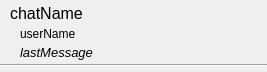
Old version of the form chatitem.ui in the repository andriilanin/inSide.
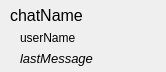
New version of the form.

Commit message: Added hover logic for chatItems, added some design for AddNewChatDialog

Patch:
```diff
--- a/chatitem.ui
+++ b/chatitem.ui
@@ -6,7 +6,7 @@
    <rect>
     <x>0</x>
     <y>0</y>
-    <width>267</width>
+    <width>166</width>
     <height>72</height>
    </rect>
   </property>
@@ -37,7 +37,10 @@
   <property name="autoFillBackground">
    <bool>false</bool>
   </property>
-  <layout class="QVBoxLayout" name="verticalLayout" stretch="0,0,0,0">
+  <property name="styleSheet">
+   <string notr="true"/>
+  </property>
+  <layout class="QVBoxLayout" name="verticalLayout" stretch="0">
    <property name="spacing">
     <number>0</number>
    </property>
@@ -57,6 +60,36 @@
     <number>0</number>
    </property>
    <item>
+    <widget class="QFrame" name="frame">
+     <property name="styleSheet">
+      <string notr="true"/>
+     </property>
+     <property name="frameShape">
+      <enum>QFrame::Shape::NoFrame</enum>
+     </property>
+     <property name="frameShadow">
+      <enum>QFrame::Shadow::Plain</enum>
+     </property>
+     <property name="lineWidth">
+      <number>0</number>
+     </property>
+     <layout class="QVBoxLayout" name="verticalLayout_2">
+      <property name="spacing">
+       <number>0</number>
+      </property>
+      <property name="leftMargin">
+       <number>0</number>
+      </property>
+      <property name="topMargin">
+       <number>0</number>
+      </property>
+      <property name="rightMargin">
+       <number>0</number>
+      </property>
+      <property name="bottomMargin">
+       <number>0</number>
+      </property>
+      <item>
     <widget class="QLabel" name="ChatNameLabel">
      <property name="sizePolicy">
       <sizepolicy hsizetype="Preferred" vsizetype="Fixed">
@@ -132,14 +165,7 @@
      </property>
     </widget>
    </item>
-   <item>
-    <widget class="Line" name="line">
-     <property name="lineWidth">
-      <number>1</number>
-     </property>
-     <property name="orientation">
-      <enum>Qt::Orientation::Horizontal</enum>
-     </property>
+     </layout>
     </widget>
    </item>
   </layout>
```
Lines whose indentation alone changed are shown as unchanged. The commit also changes 7 other files.
